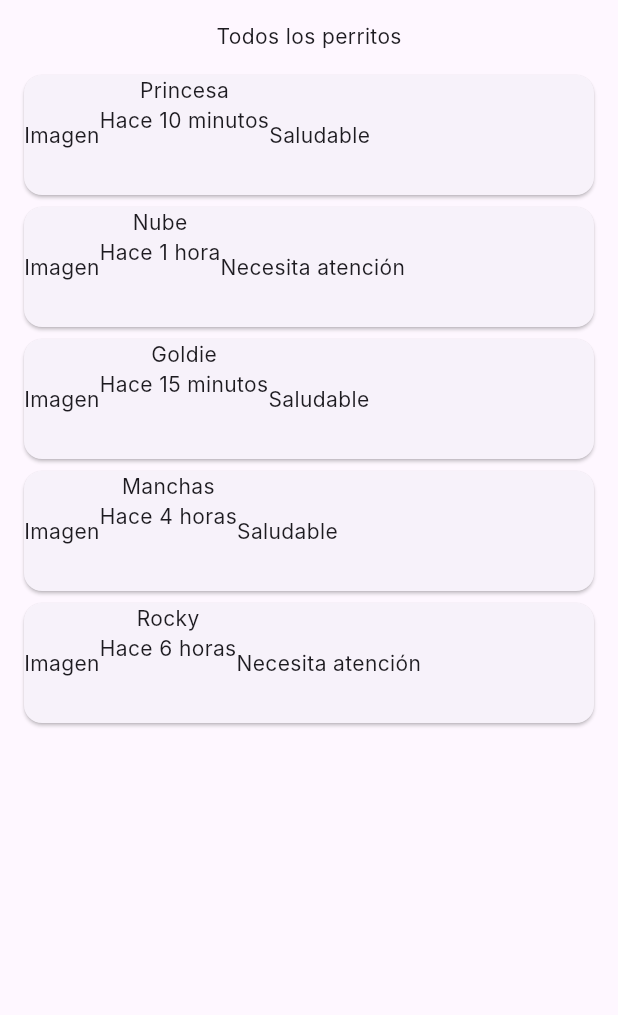
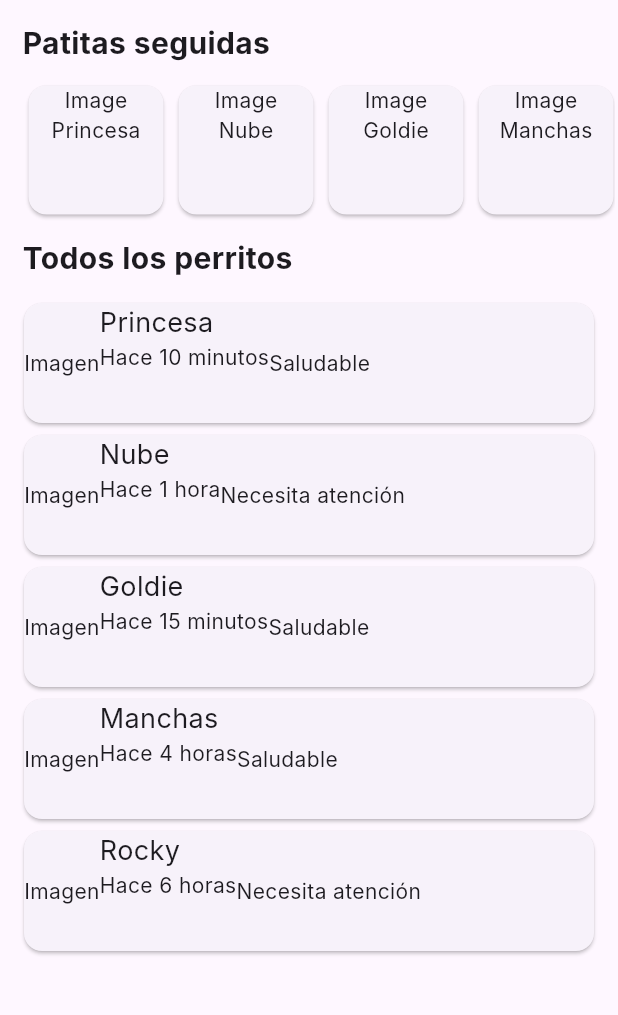
Before and after one commit to Patitas-Unidas/GUAUrdados, a Flutter app: the screen it shows after launch, on a phone screen of 412 x 824 dp, the part 63-1078 px from its top. Run offline on Flutter 3.47's test engine with Material 3 defaults, Android fonts, the phone set to English and light mode, and no system bars; Roboto replaces fonts that are missing (Inter).

Commit message:
Esqueleto homepage

```diff
--- a/lib/homepage.dart
+++ b/lib/homepage.dart
@@ -1,10 +1,12 @@
 import 'package:flutter/material.dart';
 
+/// Base de la página de inicio
 class Homepage extends StatelessWidget {
   const Homepage({super.key});
 
   @override
   Widget build(BuildContext context) {
+    // Variable auxiliar mientras no se tiene la base de datos
     var perros = [
       ['Princesa', 'Hace 10 minutos', 'Saludable'],
       ['Nube', 'Hace 1 hora', 'Necesita atención'],
@@ -18,11 +20,36 @@ class Homepage extends StatelessWidget {
         title: Text('GUAUrdados'),
       ),
       body: Column(
+        crossAxisAlignment: CrossAxisAlignment.start,
         children: [
-          Text('Todos los perritos'),
+          Container(
+            padding: EdgeInsets.only(left: 15),
+            child: Text(
+              'Patitas seguidas',
+              textAlign: TextAlign.left,
+              style: TextStyle(
+                fontWeight: FontWeight.bold,
+                fontSize: 20,
+              ),
+            ),
+          ),
+          ListaPerrosSeguidos(
+                listaPerrosSeguidos: perros,
+          ),
+          Container(
+            padding: EdgeInsets.only(left: 15),
+            child: Text(
+              'Todos los perritos',
+              textAlign: TextAlign.left,
+              style: TextStyle(
+                fontWeight: FontWeight.bold,
+                fontSize: 20,
+              ),
+            ),
+          ),
           Expanded(
               child: ListaTodosLosPerros(
-                  listaPerros: perros
+                  listaPerros: perros,
               ),
           ),
         ],
@@ -32,19 +59,58 @@ class Homepage extends StatelessWidget {
 }
 
 
+/// Módulo con la lista de los perros seguidos
+class ListaPerrosSeguidos extends StatelessWidget {
+  const ListaPerrosSeguidos({
+    super.key,
+    required this.listaPerrosSeguidos,
+  });
+  final List<List<String>> listaPerrosSeguidos;
+
+  @override
+  Widget build(BuildContext context) {
+    return Container(
+      padding: const EdgeInsets.all(2),
+      child: SizedBox(
+        height: 110,
+        child: ListView.builder(
+          padding: const EdgeInsets.all(12),
+          scrollDirection: Axis.horizontal,
+          itemCount: listaPerrosSeguidos.length,
+          itemBuilder: (BuildContext context, int index) {
+            return SizedBox(
+              width: 100,
+              child: Card(
+                margin: const EdgeInsets.symmetric(horizontal: 5),
+                child: Column(
+                  children: [
+                    Text('Image'),
+                    Text(listaPerrosSeguidos[index][0])
+                  ],
+                ),
+              ),
+            );
+          },
+        ),
+      ),
+    );
+  }
+}
+
+
+/// Módulo con la lista de todos los perros
 class ListaTodosLosPerros extends StatelessWidget {
   const ListaTodosLosPerros({
     super.key,
     required this.listaPerros,
   });
-
  final List<List<String>> listaPerros;
 
   @override
   Widget build(BuildContext context){
     return Container(
+      padding: const EdgeInsets.all(12),
       child: ListView.builder(
-        padding: const EdgeInsets.all(12),
         itemCount: listaPerros.length,
         itemBuilder: (BuildContext context, int index) {
           return Center(
@@ -58,12 +124,22 @@ class ListaTodosLosPerros extends StatelessWidget {
                       children: [
                         Text('Imagen'),
                         Column(
+                          crossAxisAlignment: CrossAxisAlignment.start,
                           children: [
-                            Text(listaPerros[index][0]),
+                            Text(
+                              listaPerros[index][0],
+                              textAlign: TextAlign.left,
+                              style: TextStyle(
+                                fontSize: 18,
+                              ),
+                            ),
                             Text(listaPerros[index][1]),
                           ],
                         ),
-                        Text(listaPerros[index][2]),
+                        Text(
+                          listaPerros[index][2],
+                          textAlign: TextAlign.right,
+                        ),
                       ],
                     ),
                   ),
--- a/lib/main.dart
+++ b/lib/main.dart
@@ -8,7 +8,6 @@ void main() {
 class MyApp extends StatelessWidget {
   const MyApp({super.key});
 
-  // This widget is the root of your application.
   @override
   Widget build(BuildContext context) {
     return MaterialApp(
```
